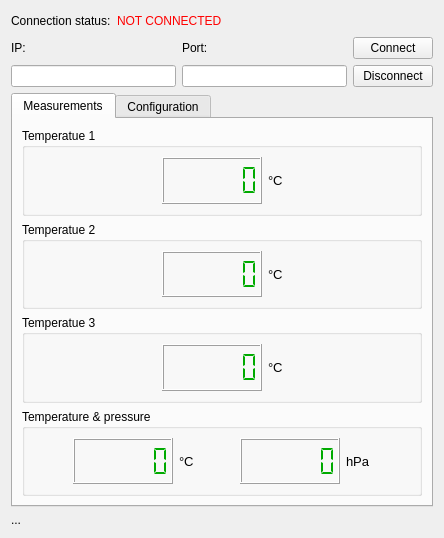
The window that client_gui/forms/piweather.ui (m-fila/ELITPCdcs) describes before a commit, drawn with Qt 5.
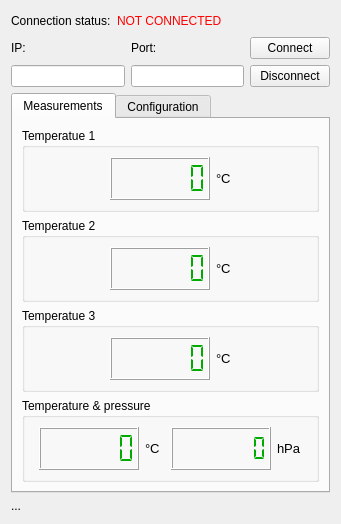
The same window after the commit.

```diff
--- a/client_gui/forms/piweather.ui
+++ b/client_gui/forms/piweather.ui
@@ -6,8 +6,8 @@
    <rect>
     <x>0</x>
     <y>0</y>
-    <width>444</width>
-    <height>538</height>
+    <width>341</width>
+    <height>524</height>
    </rect>
   </property>
   <property name="windowTitle">
@@ -158,7 +158,7 @@
          </property>
          <layout class="QHBoxLayout" name="horizontalLayout_3">
           <item>
-           <spacer name="horizontalSpacer_2">
+           <spacer name="horizontalSpacer_6">
             <property name="orientation">
              <enum>Qt::Horizontal</enum>
             </property>
@@ -358,7 +358,7 @@
          </property>
          <layout class="QHBoxLayout" name="horizontalLayout_6">
           <item>
-           <spacer name="horizontalSpacer_6">
+           <spacer name="horizontalSpacer_7">
             <property name="orientation">
              <enum>Qt::Horizontal</enum>
             </property>
@@ -458,7 +458,7 @@
          </property>
          <layout class="QHBoxLayout" name="horizontalLayout_5">
           <item>
-           <spacer name="horizontalSpacer_7">
+           <spacer name="horizontalSpacer_19">
             <property name="orientation">
              <enum>Qt::Horizontal</enum>
             </property>
@@ -594,7 +594,7 @@
              </palette>
             </property>
             <property name="digitCount">
-             <number>6</number>
+             <number>7</number>
             </property>
             <property name="segmentStyle">
              <enum>QLCDNumber::Flat</enum>
```
Left out of the diff: 14 changed lines with no effect on the pictures.
